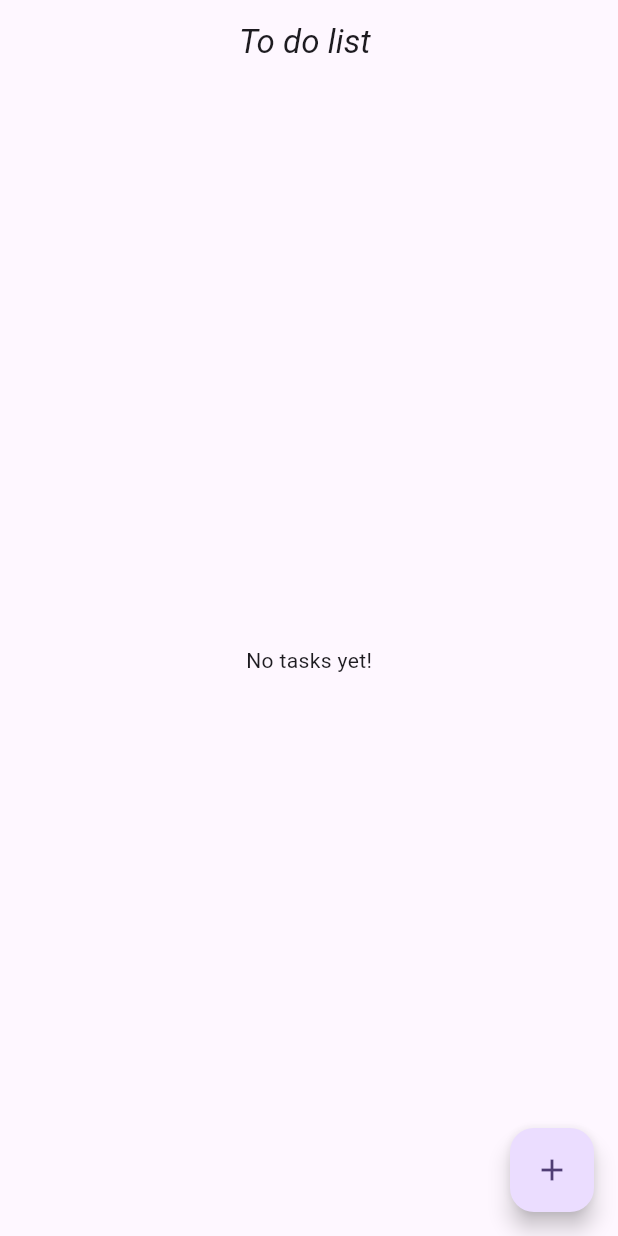
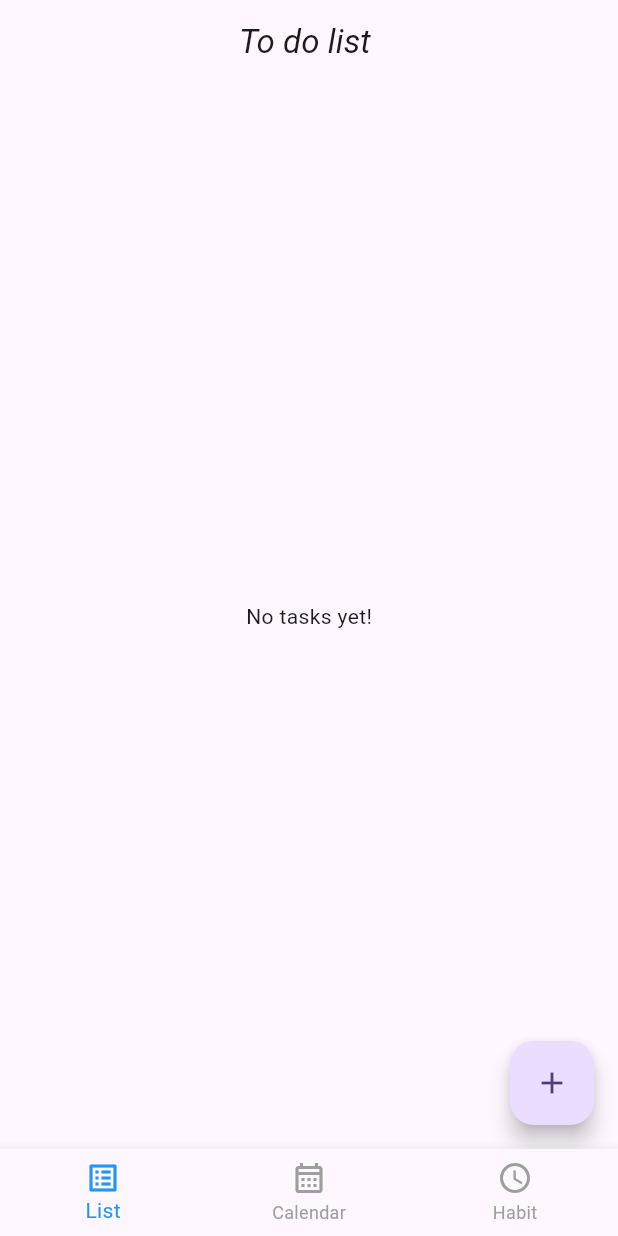
Before and after one commit to jabsina/to_do_list, a Flutter app: the screen it shows after launch, on a phone screen of 412 x 824 dp. Run offline on Flutter 3.47's test engine with Material 3 defaults, Android fonts, the phone set to English and light mode, and no system bars; our stand-ins replace table_calendar.

Commit message:
linked 2 pages

```diff
--- a/lib/home_page.dart
+++ b/lib/home_page.dart
@@ -1,4 +1,6 @@
-       import 'package:flutter/material.dart';
+import 'package:flutter/material.dart';
+import 'calendar_page.dart';// Import your CalendarPage
+import 'task_page.dart';
 
 class HomePage extends StatefulWidget {
   const HomePage({super.key});
@@ -11,10 +13,10 @@ class _HomePageState extends State<HomePage> {
   int _selectedIndex = 0;
 
   // Pages for each tab
-  static const List<Widget> _pages = <Widget>[
-    Center(child: Text(" Task", style: TextStyle(fontSize: 24))),
-    Center(child: Text(" Calender", style: TextStyle(fontSize: 24))),
-    Center(child: Text(" Habit", style: TextStyle(fontSize: 24))),
+  final List<Widget> _pages = [
+    const TodoPage(),
+    const CalendarPage(), // Connected to CalendarPage
+    const Center(child: Text("Habit", style: TextStyle(fontSize: 24))),
   ];
 
   // When a tab is tapped
@@ -27,12 +29,12 @@ class _HomePageState extends State<HomePage> {
   @override
   Widget build(BuildContext context) {
     return Scaffold(
-      body: _pages[_selectedIndex], // show the page based on index
+      body: _pages[_selectedIndex], // Show the selected page
       bottomNavigationBar: BottomNavigationBar(
         currentIndex: _selectedIndex,
         onTap: _onItemTapped,
-        selectedItemColor: Colors.blue, // active icon color
-        unselectedItemColor: Colors.grey, // inactive icon color
+        selectedItemColor: Colors.blue,
+        unselectedItemColor: Colors.grey,
         items: const [
           BottomNavigationBarItem(
             icon: Icon(Icons.list_alt),
@@ -40,7 +42,7 @@ class _HomePageState extends State<HomePage> {
           ),
           BottomNavigationBarItem(
             icon: Icon(Icons.calendar_month_outlined),
-            label: 'Calender',
+            label: 'Calendar',
           ),
           BottomNavigationBarItem(
             icon: Icon(Icons.access_time),
--- a/lib/main.dart
+++ b/lib/main.dart
@@ -32,7 +32,7 @@ class MyApp extends StatelessWidget {
         // tested with just a hot reload.
         colorScheme: ColorScheme.fromSeed(seedColor: Colors.deepPurple),
       ),
-      home: TodoPage(),
+      home: HomePage(),
     );
   }
 }
```
